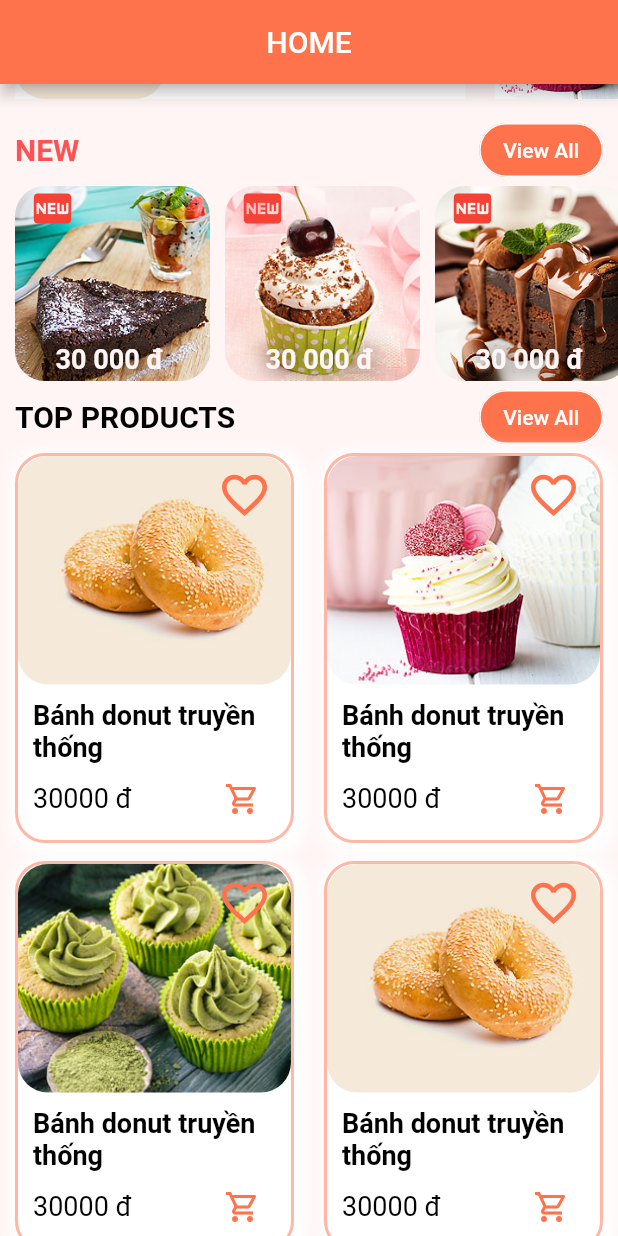
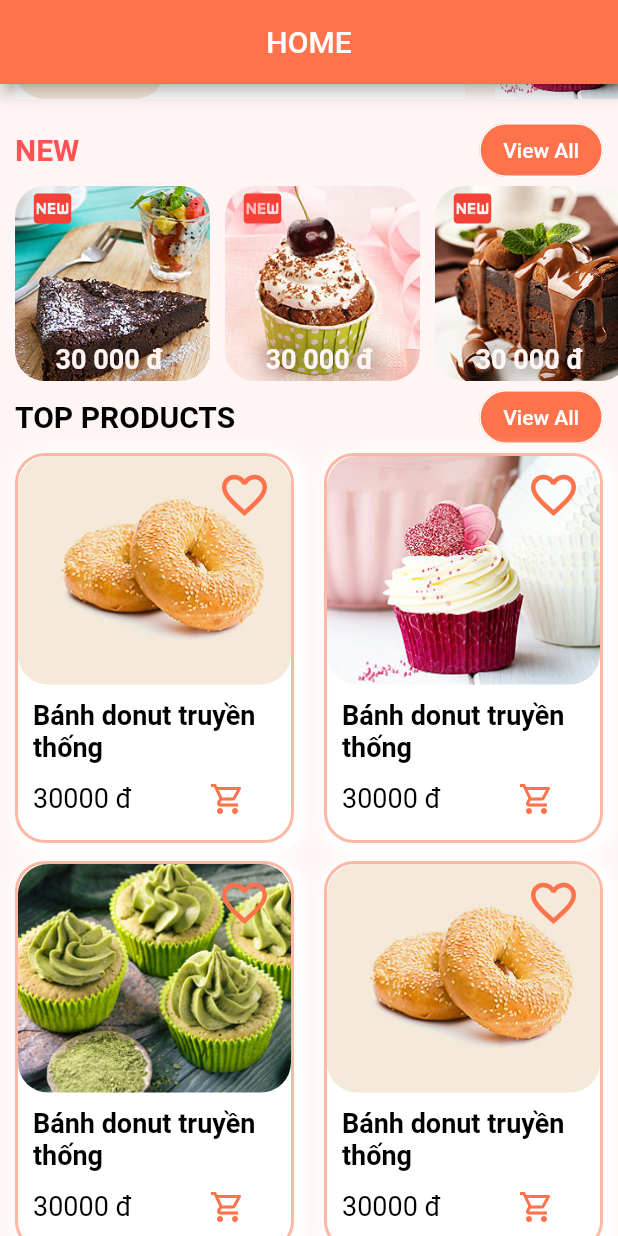
Before and after one commit to vinhvinhvinh/CakeBakeryMobile, a Flutter app: the HomeScreen screen opened directly, scrolled down 576 dp, on a phone screen of 412 x 824 dp. Run offline on Flutter 3.47's test engine with Material 2 defaults, Android fonts, the phone set to English and light mode, and no system bars; our stand-ins replace carousel_slider, flutter_svg.

Commit message:
edit banner and top product Home Screen part 2

```diff
--- a/flutter_application_cake_bakery/lib/screens/home/components/banner_home.dart
+++ b/flutter_application_cake_bakery/lib/screens/home/components/banner_home.dart
@@ -50,7 +50,7 @@ Widget Banner(String bannerTitle, String subTitle, String image) {
           child: Image.asset(
             'assets/images/banner/$image',
             fit: BoxFit.fill,
-            width: 450,
+            width: 448,
             height: 150,
           ),
         ),
--- a/flutter_application_cake_bakery/lib/screens/home/components/top_products_home.dart
+++ b/flutter_application_cake_bakery/lib/screens/home/components/top_products_home.dart
@@ -119,7 +119,7 @@ class _buildProductItemsState extends State<buildProductItems> {
                   ),
                   // //Icon Cart-Shopping
                   Padding(
-                    padding: EdgeInsets.only(left: 40),
+                    padding: EdgeInsets.only(left: 30),
                     child: IconButton(
                       onPressed: () {},
                       icon: Icon(
```
